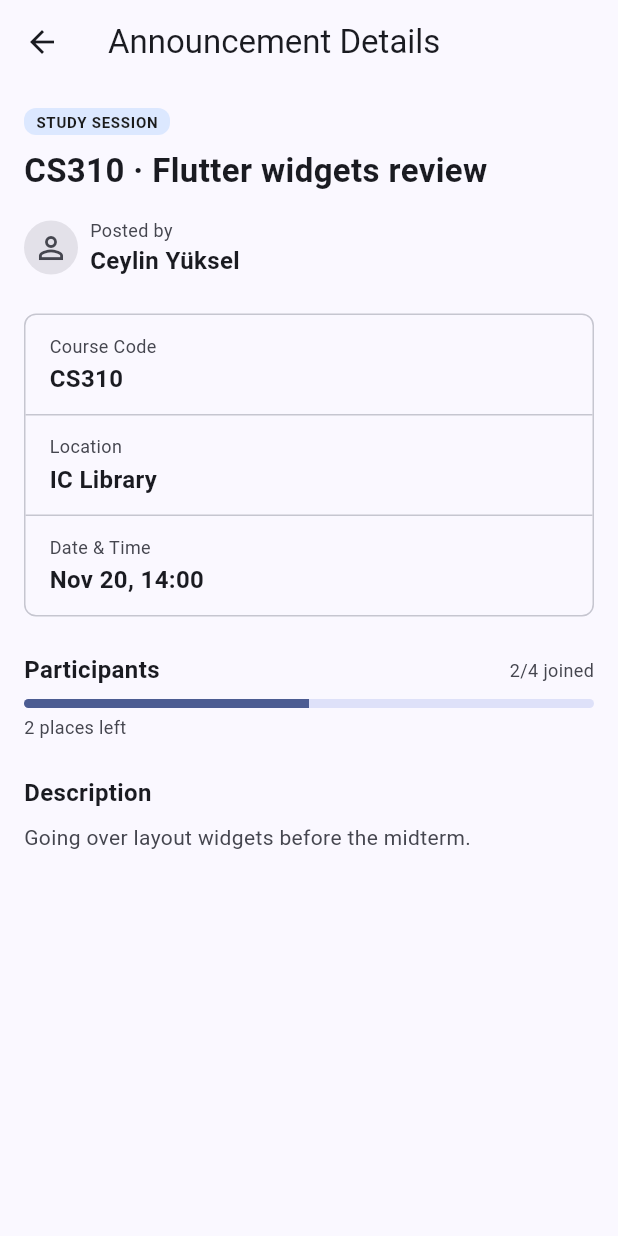
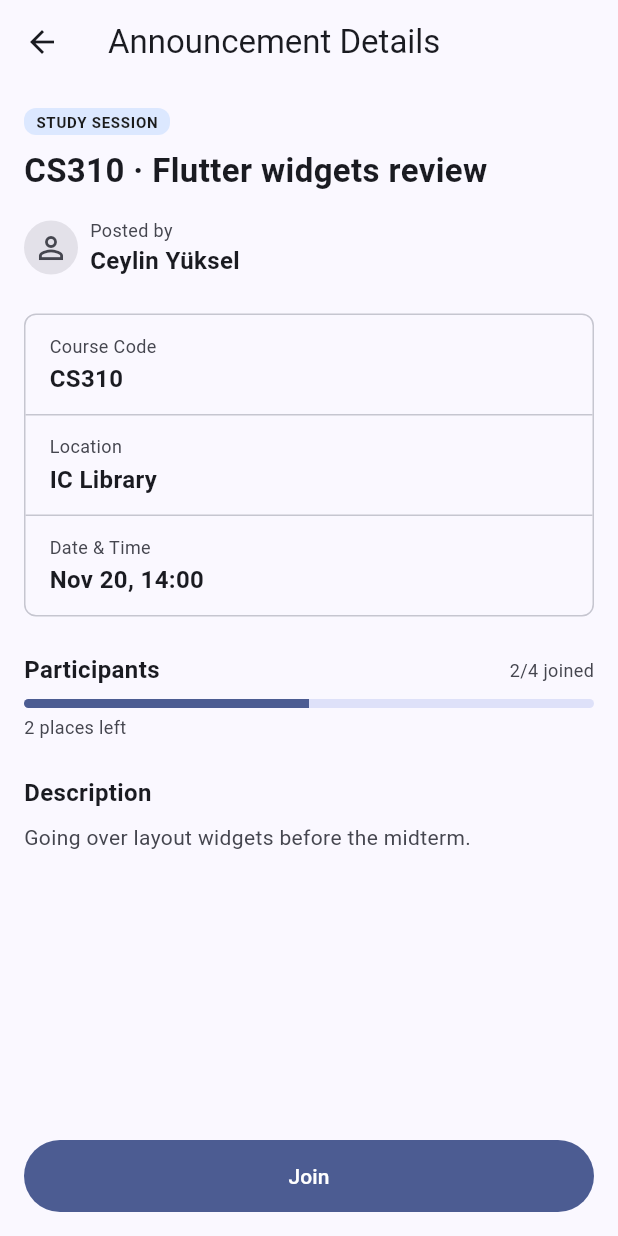
Before and after one commit to mahmutoztuncer/cs310-mobile-project, a Flutter app: the DetailsScreen screen opened directly with sample values from the repository, on a phone screen of 412 x 824 dp. Run offline on Flutter 3.47's test engine with Material 3 defaults, Android fonts, the phone set to English and light mode, and no system bars; network calls fail.

Commit message:
Implement join/leave on Details screen with setState
Add MyActivity, an in-memory store of joined announcement IDs,
so the joined state survives leaving the screen and can be shown
in My Announcements.

```diff
--- /dev/null
+++ b/lib/models/my_activity.dart
@@ -0,0 +1,16 @@
+import 'package:flutter/foundation.dart';
+
+/// In-memory record of which announcements the demo user has joined.
+/// Shared by Details (join/leave) and My Announcements (Joined tab).
+/// Will be replaced by Firestore in Step 3.
+class MyActivity {
+  static final joinedIds = ValueNotifier<Set<String>>({});
+
+  static bool hasJoined(String id) => joinedIds.value.contains(id);
+
+  // A new Set is assigned each time so listeners are notified.
+  static void join(String id) => joinedIds.value = {...joinedIds.value, id};
+
+  static void leave(String id) =>
+      joinedIds.value = {...joinedIds.value}..remove(id);
+}
--- a/lib/screens/details_screen.dart
+++ b/lib/screens/details_screen.dart
@@ -1,22 +1,54 @@
 import 'package:flutter/material.dart';
 
 import '../models/announcement.dart';
+import '../models/my_activity.dart';
 import '../utils/date_utils.dart';
 import '../utils/spacing.dart';
 import '../utils/text_styles.dart';
 import '../widgets/announcement_card.dart';
+import 'account_widgets.dart';
 
-/// Shows the full information of one announcement.
+/// Shows the full information of one announcement and lets the user
+/// join or leave it.
 /// Home opens it with:
 /// Navigator.pushNamed(context, '/details', arguments: announcement)
-class DetailsScreen extends StatelessWidget {
+class DetailsScreen extends StatefulWidget {
   const DetailsScreen({super.key});
+
+  @override
+  State<DetailsScreen> createState() => _DetailsScreenState();
+}
+
+class _DetailsScreenState extends State<DetailsScreen> {
+  void _toggleJoin(Announcement a) {
+    final wasJoined = MyActivity.hasJoined(a.id);
+    // setState rebuilds the screen so the button, count and bar update.
+    setState(() {
+      if (wasJoined) {
+        MyActivity.leave(a.id);
+      } else {
+        MyActivity.join(a.id);
+      }
+    });
+    ScaffoldMessenger.of(context)
+      ..hideCurrentSnackBar()
+      ..showSnackBar(SnackBar(
+        content: Text(wasJoined
+            ? 'You left this announcement.'
+            : 'You joined this announcement.'),
+      ));
+  }
 
   @override
   Widget build(BuildContext context) {
     // The announcement that was tapped on Home.
     final a = ModalRoute.of(context)!.settings.arguments as Announcement;
     final colors = Theme.of(context).colorScheme;
+
+    final joined = MyActivity.hasJoined(a.id);
+    final joinedCount = a.joinedCount + (joined ? 1 : 0);
+    final isOwner = a.creatorName == DemoAccount.fullName;
+    final isFull = joinedCount >= a.capacity;
 
     return Scaffold(
       appBar: AppBar(title: const Text('Announcement Details')),
@@ -89,7 +121,7 @@ class DetailsScreen extends StatelessWidget {
               ),
               const SizedBox(height: AppSpacing.lg),
               _ParticipantsSection(
-                joined: a.joinedCount,
+                joined: joinedCount,
                 capacity: a.capacity,
               ),
               const SizedBox(height: AppSpacing.lg),
@@ -101,6 +133,31 @@ class DetailsScreen extends StatelessWidget {
                     .copyWith(color: colors.onSurfaceVariant),
               ),
             ],
+          ),
+        ),
+      ),
+
+      // Action button stays at the bottom while the content scrolls.
+      bottomNavigationBar: SafeArea(
+        child: Padding(
+          padding: const EdgeInsets.all(AppSpacing.md),
+          child: SizedBox(
+            width: double.infinity,
+            height: 48,
+            child: isOwner
+                ? const FilledButton(
+              onPressed: null,
+              child: Text('You created this announcement'),
+            )
+                : joined
+                ? OutlinedButton(
+              onPressed: () => _toggleJoin(a),
+              child: const Text('Leave'),
+            )
+                : FilledButton(
+              onPressed: isFull ? null : () => _toggleJoin(a),
+              child: Text(isFull ? 'Full' : 'Join'),
+            ),
           ),
         ),
       ),
```
